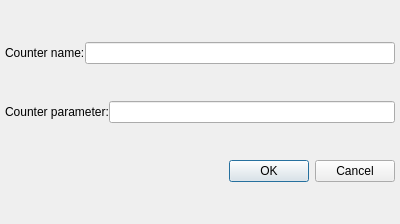
Qt form dialogy/hdd_settings.ui (RaphCucul/Image-registration-GUI) before a commit.
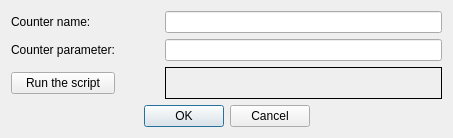
The same form after that commit. Icons and pictures are not drawn.

```diff
--- a/dialogy/hdd_settings.ui
+++ b/dialogy/hdd_settings.ui
@@ -6,70 +6,86 @@
    <rect>
     <x>0</x>
     <y>0</y>
-    <width>400</width>
-    <height>224</height>
+    <width>453</width>
+    <height>138</height>
    </rect>
   </property>
   <property name="windowTitle">
    <string>Dialog</string>
   </property>
-  <layout class="QVBoxLayout" name="verticalLayout" stretch="1,1,5">
-   <property name="spacing">
-    <number>0</number>
-   </property>
-   <property name="leftMargin">
-    <number>5</number>
-   </property>
-   <property name="topMargin">
-    <number>5</number>
-   </property>
-   <property name="rightMargin">
-    <number>5</number>
-   </property>
-   <property name="bottomMargin">
-    <number>5</number>
-   </property>
-   <item>
-    <layout class="QHBoxLayout" name="horizontalLayout_2">
-     <property name="spacing">
-      <number>0</number>
+  <layout class="QGridLayout" name="gridLayout">
+   <item row="0" column="0">
+    <widget class="QLabel" name="label">
+     <property name="text">
+      <string>Counter name:</string>
      </property>
-     <item>
-      <widget class="QLabel" name="label">
-       <property name="text">
-        <string>Counter name:</string>
-       </property>
-      </widget>
-     </item>
-     <item>
-      <widget class="QLineEdit" name="lineEdit"/>
-     </item>
-    </layout>
+    </widget>
    </item>
-   <item>
-    <layout class="QHBoxLayout" name="horizontalLayout">
-     <property name="spacing">
-      <number>0</number>
+   <item row="0" column="3">
+    <widget class="QLineEdit" name="counterNameLE"/>
+   </item>
+   <item row="1" column="3">
+    <widget class="QLineEdit" name="counterParameterLE"/>
+   </item>
+   <item row="2" column="3">
+    <widget class="QLabel" name="infoLabel">
+     <property name="frameShape">
+      <enum>QFrame::Box</enum>
      </property>
-     <item>
-      <widget class="QLabel" name="label_2">
-       <property name="text">
-        <string>Counter parameter:</string>
-       </property>
-      </widget>
-     </item>
-     <item>
-      <widget class="QLineEdit" name="lineEdit_2"/>
-     </item>
-    </layout>
+     <property name="text">
+      <string/>
+     </property>
+    </widget>
    </item>
-   <item>
+   <item row="3" column="0" colspan="4">
     <widget class="QDialogButtonBox" name="buttonBox">
      <property name="orientation">
       <enum>Qt::Horizontal</enum>
      </property>
      <property name="standardButtons">
       <set>QDialogButtonBox::Cancel|QDialogButtonBox::Ok</set>
+     </property>
+     <property name="centerButtons">
+      <bool>true</bool>
+     </property>
+    </widget>
+   </item>
+   <item row="1" column="0">
+    <widget class="QLabel" name="label_2">
+     <property name="text">
+      <string>Counter parameter:</string>
+     </property>
+    </widget>
+   </item>
+   <item row="2" column="2">
+    <widget class="QLabel" name="diodeLabel">
+     <property name="minimumSize">
+      <size>
+       <width>32</width>
+       <height>32</height>
+      </size>
+     </property>
+     <property name="maximumSize">
+      <size>
+       <width>32</width>
+       <height>32</height>
+      </size>
+     </property>
+     <property name="text">
+      <string/>
+     </property>
+     <property name="pixmap">
+      <pixmap>:/images/greyIcon.png</pixmap>
+     </property>
+     <property name="scaledContents">
+      <bool>false</bool>
+     </property>
+    </widget>
+   </item>
+   <item row="2" column="0">
+    <widget class="QPushButton" name="pushButton">
+     <property name="text">
+      <string>Run the script</string>
      </property>
     </widget>
    </item>
```
